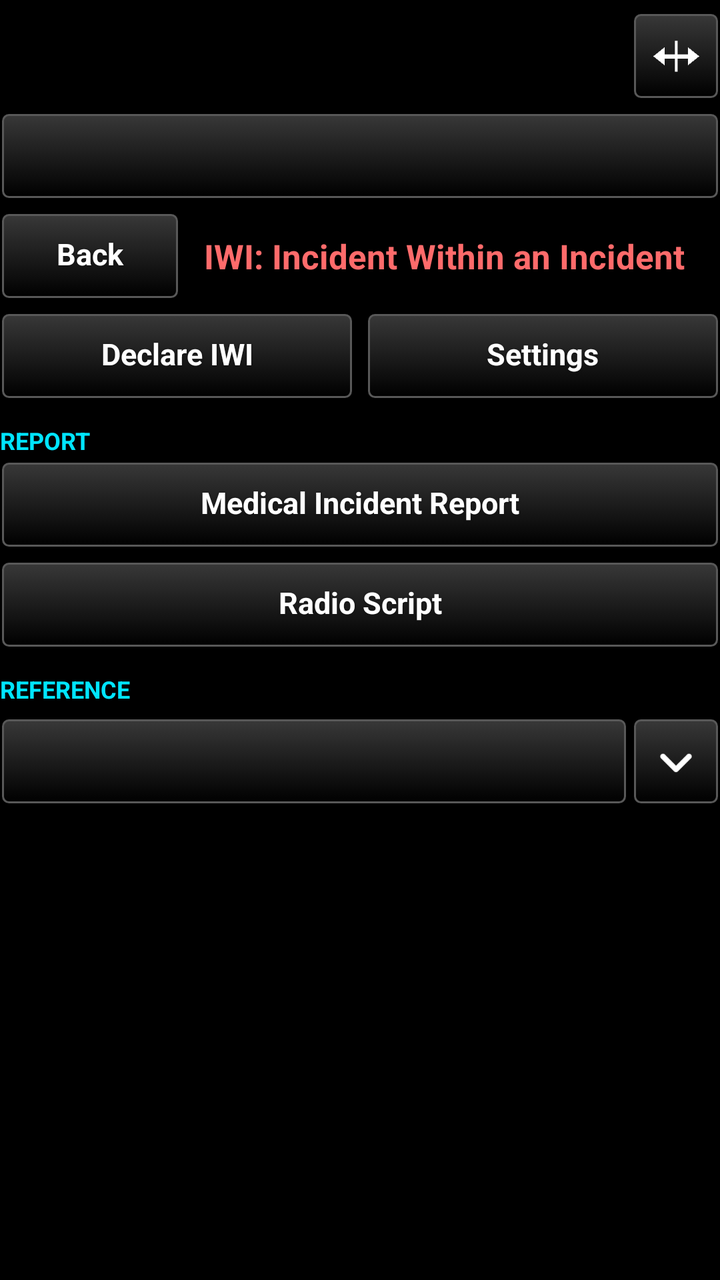
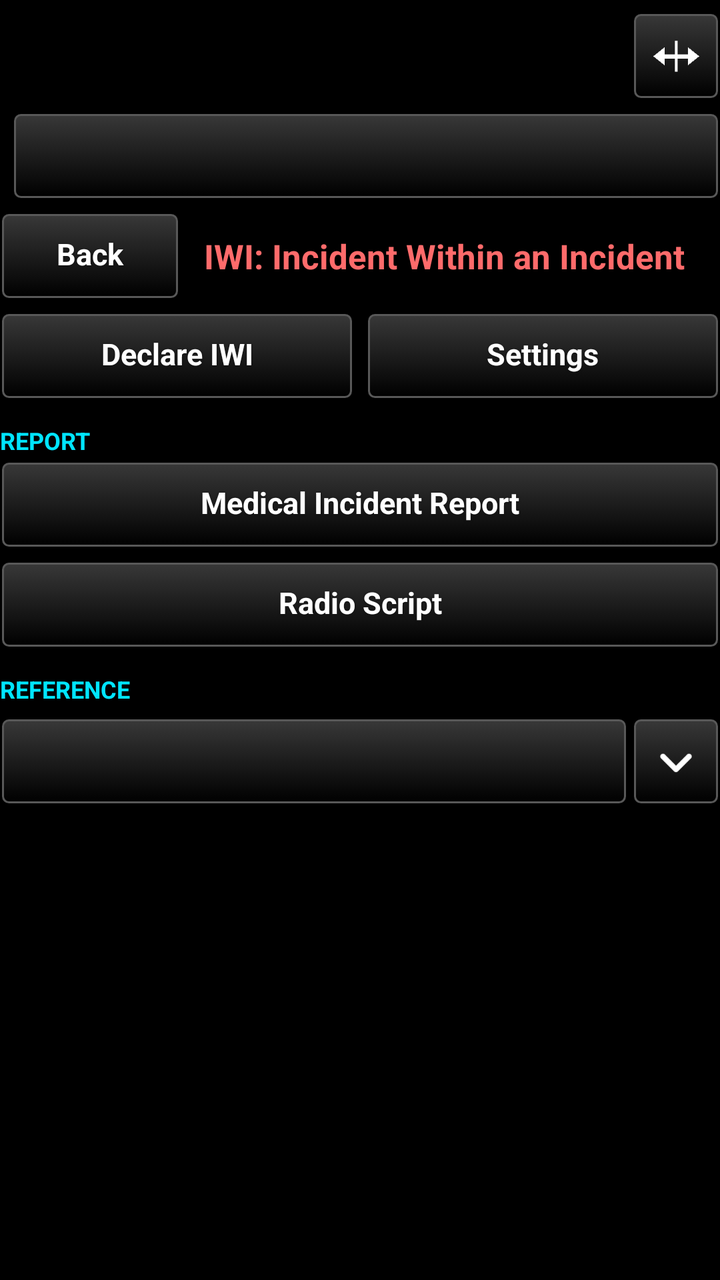

Compare the two renders of this Android layout. The source of the first and the diff that turns it into the second are given below.
<!-- AndroidManifest.xml: application theme AppTheme -->
<!-- res/layout/iwi_layout.xml -->
<?xml version="1.0" encoding="utf-8"?>
<LinearLayout xmlns:android="http://schemas.android.com/apk/res/android"
    android:layout_width="match_parent"
    android:layout_height="match_parent"
    android:orientation="vertical"
    android:visibility="visible">

    
    <TextView
        android:id="@+id/iwi_status"
        android:layout_width="match_parent"
        android:layout_height="wrap_content"
        android:paddingTop="8dp"
        android:paddingBottom="4dp"
        android:textSize="13sp"
        android:textColor="@color/amber"
        android:visibility="gone" />

    
    <LinearLayout
        android:id="@+id/iwi_tally"
        android:layout_width="match_parent"
        android:layout_height="44dp"
        android:layout_marginTop="6dp"
        android:orientation="horizontal">

        <TextView
            android:id="@+id/iwi_tally_red"
            android:layout_width="0dp"
            android:layout_height="match_parent"
            android:layout_weight="1"
            android:gravity="center"
            android:textSize="22sp"
            android:textStyle="bold" />

        <TextView
            android:id="@+id/iwi_tally_yellow"
            android:layout_width="0dp"
            android:layout_height="match_parent"
            android:layout_weight="1"
            android:layout_marginLeft="6dp"
            android:gravity="center"
            android:textSize="22sp"
            android:textStyle="bold" />

        <TextView
            android:id="@+id/iwi_tally_green"
            android:layout_width="0dp"
            android:layout_height="match_parent"
            android:layout_weight="1"
            android:layout_marginLeft="6dp"
            android:gravity="center"
            android:textSize="22sp"
            android:textStyle="bold" />

        <TextView
            android:id="@+id/iwi_tally_black"
            android:layout_width="0dp"
            android:layout_height="match_parent"
            android:layout_weight="1"
            android:layout_marginLeft="6dp"
            android:gravity="center"
            android:textSize="22sp"
            android:textStyle="bold" />

        
        <TextView
            android:id="@+id/iwi_tally_total"
            android:layout_width="0dp"
            android:layout_height="match_parent"
            android:layout_weight="1.6"
            android:layout_marginLeft="10dp"
            android:gravity="center"
            android:textSize="22sp"
            android:textStyle="bold"
            android:textColor="@color/white" />

        
        <ImageButton
            android:id="@+id/iwi_btn_wide"
            style="@style/TakwerxIconButton"
            android:layout_width="44dp"
            android:layout_height="match_parent"
            android:layout_weight="0"
            android:layout_marginLeft="6dp"
            android:layout_marginRight="0dp"
            android:contentDescription="@string/iwi_wide_desc"
            android:src="@drawable/ic_wide" />
    </LinearLayout>

    
    <Button
        android:id="@+id/iwi_steps_bar"
        style="@style/TakwerxButton"
        android:layout_width="match_parent"
        android:layout_height="wrap_content"
        android:layout_marginTop="6dp"
        android:gravity="start|center_vertical" />

    
    <LinearLayout
        android:id="@+id/iwi_main_page"
        android:layout_width="match_parent"
        android:layout_height="0dp"
        android:layout_weight="1"
        android:orientation="vertical">

    <LinearLayout
        android:layout_width="match_parent"
        android:layout_height="wrap_content"
        android:orientation="horizontal"
        android:gravity="center_vertical"
        android:layout_marginTop="6dp">

        <Button
            android:id="@+id/iwi_btn_main_back"
            style="@style/TakwerxButton"
            android:layout_width="wrap_content"
            android:layout_height="wrap_content"
            android:minWidth="90dp"
            android:text="@string/back" />

        <TextView
            android:layout_width="0dp"
            android:layout_weight="1"
            android:layout_height="wrap_content"
            android:layout_marginLeft="12dp"
            android:textSize="17sp"
            android:textStyle="bold"
            android:textColor="@color/tile_iwi"
            android:text="@string/iwi_title" />
    </LinearLayout>

    <ScrollView
        android:id="@+id/iwi_main_scroll"
        android:layout_width="match_parent"
        android:layout_height="0dp"
        android:layout_weight="1"
        android:fadeScrollbars="false"
        android:focusableInTouchMode="true"
        android:descendantFocusability="beforeDescendants">

        <LinearLayout
            android:layout_width="match_parent"
            android:layout_height="wrap_content"
            android:orientation="vertical"
            android:paddingBottom="12dp">

            
            <LinearLayout
                android:id="@+id/iwi_confirm_block"
                android:layout_width="match_parent"
                android:layout_height="wrap_content"
                android:orientation="vertical"
                android:paddingTop="6dp"
                android:paddingBottom="6dp"
                android:visibility="gone">

                <TextView
                    android:id="@+id/iwi_confirm_title"
                    android:layout_width="match_parent"
                    android:layout_height="wrap_content"
                    android:textSize="17sp"
                    android:textStyle="bold"
                    android:textColor="@color/white" />

                <TextView
                    android:id="@+id/iwi_confirm_where"
                    android:layout_width="match_parent"
                    android:layout_height="wrap_content"
                    android:paddingTop="2dp"
                    android:textSize="16sp"
                    android:textColor="@color/state_on" />

                <TextView
                    android:layout_width="match_parent"
                    android:layout_height="wrap_content"
                    android:paddingTop="2dp"
                    android:textSize="13sp"
                    android:textColor="@color/guide_grey"
                    android:text="@string/iwi_confirm_note" />

                
                <FrameLayout
                    android:id="@+id/iwi_confirm_slider"
                    android:layout_width="match_parent"
                    android:layout_height="wrap_content"
                    android:layout_marginTop="8dp" />

                <Button
                    android:id="@+id/iwi_btn_confirm_cancel"
                    style="@style/TakwerxButton"
                    android:layout_width="match_parent"
                    android:layout_height="wrap_content"
                    android:layout_marginTop="8dp"
                    android:text="@string/iwi_cancel" />
            </LinearLayout>

            
            <LinearLayout
                android:id="@+id/iwi_clear_block"
                android:layout_width="match_parent"
                android:layout_height="wrap_content"
                android:orientation="vertical"
                android:paddingTop="6dp"
                android:paddingBottom="6dp"
                android:visibility="gone">

                <TextView
                    android:layout_width="match_parent"
                    android:layout_height="wrap_content"
                    android:textSize="17sp"
                    android:textStyle="bold"
                    android:textColor="@color/white"
                    android:text="@string/iwi_clear_title" />

                <TextView
                    android:layout_width="match_parent"
                    android:layout_height="wrap_content"
                    android:paddingTop="2dp"
                    android:textSize="14sp"
                    android:textColor="@color/guide_grey"
                    android:text="@string/iwi_clear_note" />

                <FrameLayout
                    android:id="@+id/iwi_clear_slider"
                    android:layout_width="match_parent"
                    android:layout_height="wrap_content"
                    android:layout_marginTop="8dp" />

                <Button
                    android:id="@+id/iwi_btn_clear_cancel"
                    style="@style/TakwerxButton"
                    android:layout_width="match_parent"
                    android:layout_height="wrap_content"
                    android:layout_marginTop="8dp"
                    android:text="@string/iwi_cancel" />
            </LinearLayout>

            
            <LinearLayout
                android:id="@+id/iwi_steps_block"
                android:layout_width="match_parent"
                android:layout_height="wrap_content"
                android:orientation="vertical" />

            <LinearLayout
                android:layout_width="match_parent"
                android:layout_height="wrap_content"
                android:orientation="horizontal"
                android:layout_marginTop="6dp">

                <Button
                    android:id="@+id/iwi_btn_declare"
                    style="@style/TakwerxButton"
                    android:layout_width="0dp"
                    android:layout_weight="1"
                    android:layout_height="wrap_content"
                    android:text="@string/iwi_declare" />

                <Button
                    android:id="@+id/iwi_btn_settings"
                    style="@style/TakwerxButton"
                    android:layout_width="0dp"
                    android:layout_weight="1"
                    android:layout_height="wrap_content"
                    android:layout_marginLeft="6dp"
                    android:text="@string/settings" />
            </LinearLayout>

            
            <LinearLayout
                android:id="@+id/iwi_live_block"
                android:layout_width="match_parent"
                android:layout_height="wrap_content"
                android:orientation="vertical"
                android:visibility="gone">

                <TextView
                    style="@style/TakwerxSectionHeading"
                    android:layout_width="match_parent"
                    android:layout_height="wrap_content"
                    android:text="@string/iwi_heading_declared" />

                <TextView
                    android:id="@+id/iwi_live_time"
                    android:layout_width="match_parent"
                    android:layout_height="wrap_content"
                    android:textSize="16sp"
                    android:textStyle="bold"
                    android:textColor="@color/white" />

                <TextView
                    android:id="@+id/iwi_live_patients"
                    android:layout_width="match_parent"
                    android:layout_height="wrap_content"
                    android:paddingTop="2dp"
                    android:textSize="15sp"
                    android:textColor="@color/white" />

                <TextView
                    android:id="@+id/iwi_live_where"
                    android:layout_width="match_parent"
                    android:layout_height="wrap_content"
                    android:paddingTop="2dp"
                    android:textSize="15sp"
                    android:textColor="@color/white" />

                <LinearLayout
                    android:layout_width="match_parent"
                    android:layout_height="wrap_content"
                    android:orientation="horizontal"
                    android:layout_marginTop="6dp">

                    <Button
                        android:id="@+id/iwi_btn_go_iwi"
                        style="@style/TakwerxButton"
                        android:layout_width="0dp"
                        android:layout_weight="1"
                        android:layout_height="wrap_content"
                        android:text="@string/iwi_go_to" />

                    <Button
                        android:id="@+id/iwi_btn_move"
                        style="@style/TakwerxButton"
                        android:layout_width="0dp"
                        android:layout_weight="1"
                        android:layout_height="wrap_content"
                        android:layout_marginLeft="6dp"
                        android:text="@string/iwi_change_location" />
                </LinearLayout>
            </LinearLayout>

            <TextView
                style="@style/TakwerxSectionHeading"
                android:layout_width="match_parent"
                android:layout_height="wrap_content"
                android:text="@string/iwi_heading_report" />

            <Button
                android:id="@+id/iwi_btn_report"
                style="@style/TakwerxButton"
                android:layout_width="match_parent"
                android:layout_height="wrap_content"
                android:text="@string/iwi_mir" />

            <Button
                android:id="@+id/iwi_btn_script"
                style="@style/TakwerxButton"
                android:layout_width="match_parent"
                android:layout_height="wrap_content"
                android:layout_marginTop="6dp"
                android:text="@string/iwi_radio_script" />

            <TextView
                style="@style/TakwerxSectionHeading"
                android:layout_width="match_parent"
                android:layout_height="wrap_content"
                android:text="@string/iwi_heading_reference" />

            
            <LinearLayout
                android:layout_width="match_parent"
                android:layout_height="wrap_content"
                android:orientation="horizontal"
                android:gravity="center_vertical"
                android:layout_marginTop="4dp">

                <Button
                    android:id="@+id/iwi_fold_trauma_head"
                    style="@style/TakwerxButton"
                    android:layout_width="0dp"
                    android:layout_weight="1"
                    android:layout_height="wrap_content" />

                <ImageButton
                    android:id="@+id/iwi_fold_trauma_chev"
                    style="@style/TakwerxIconButton"
                    android:layout_width="44dp"
                    android:layout_weight="0"
                    android:layout_marginRight="0dp"
                    android:contentDescription="@string/show_settings"
                    android:src="@drawable/ic_expand" />
            </LinearLayout>

            <LinearLayout
                android:id="@+id/iwi_fold_trauma_body"
                android:layout_width="match_parent"
                android:layout_height="wrap_content"
                android:orientation="vertical"
                android:paddingTop="4dp"
                android:visibility="gone">

                <TextView
                    android:id="@+id/iwi_trauma_line1"
                    android:layout_width="match_parent"
                    android:layout_height="wrap_content"
                    android:minHeight="44dp"
                    android:gravity="center_vertical"
                    android:paddingTop="4dp"
                    android:paddingBottom="4dp"
                    android:textSize="15sp"
                    android:textColor="@color/white"
                    android:clickable="true"
                    android:focusable="true" />

                <TextView
                    android:id="@+id/iwi_trauma_line2"
                    android:layout_width="match_parent"
                    android:layout_height="wrap_content"
                    android:minHeight="44dp"
                    android:gravity="center_vertical"
                    android:paddingTop="4dp"
                    android:paddingBottom="4dp"
                    android:textSize="15sp"
                    android:textColor="@color/white"
                    android:clickable="true"
                    android:focusable="true"
                    android:visibility="gone" />

                <TextView
                    android:id="@+id/iwi_trauma_note"
                    android:layout_width="match_parent"
                    android:layout_height="wrap_content"
                    android:paddingTop="2dp"
                    android:paddingBottom="8dp"
                    android:textSize="12sp"
                    android:textColor="@color/guide_grey" />
            </LinearLayout>
        </LinearLayout>
    </ScrollView>
    </LinearLayout>

    
    <LinearLayout
        android:id="@+id/iwi_details_page"
        android:layout_width="match_parent"
        android:layout_height="0dp"
        android:layout_weight="1"
        android:orientation="vertical"
        android:visibility="gone">

        <LinearLayout
            android:layout_width="match_parent"
            android:layout_height="wrap_content"
            android:orientation="horizontal"
            android:gravity="center_vertical"
            android:baselineAligned="false"
            android:layout_marginTop="6dp">

            <Button
                android:id="@+id/iwi_btn_details_back"
                style="@style/TakwerxButton"
                android:layout_width="wrap_content"
                android:layout_height="wrap_content"
                android:text="@string/back" />

            <TextView
                android:id="@+id/iwi_details_title"
                android:layout_width="0dp"
                android:layout_weight="1"
                android:layout_height="wrap_content"
                android:layout_marginLeft="8dp"
                android:textSize="18sp"
                android:textStyle="bold"
                android:textColor="@color/white" />

            <Button
                android:id="@+id/iwi_btn_go_to"
                style="@style/TakwerxButton"
                android:layout_width="wrap_content"
                android:layout_height="wrap_content"
                android:text="@string/iwi_go_to" />
        </LinearLayout>

        <TextView
            android:id="@+id/iwi_details_subtitle"
            android:layout_width="match_parent"
            android:layout_height="wrap_content"
            android:textSize="13sp"
            android:textColor="@color/guide_grey"
            android:paddingBottom="6dp" />

        <ScrollView
            android:layout_width="match_parent"
            android:layout_height="0dp"
            android:layout_weight="1"
            android:fadeScrollbars="false">

            <TextView
                android:id="@+id/iwi_details_body"
                android:layout_width="match_parent"
                android:layout_height="wrap_content"
                android:textSize="14sp"
                android:textColor="@color/white"
                android:lineSpacingExtra="4dp"
                android:textIsSelectable="true" />
        </ScrollView>
    </LinearLayout>

    
    <LinearLayout
        android:id="@+id/iwi_report_page"
        android:layout_width="match_parent"
        android:layout_height="0dp"
        android:layout_weight="1"
        android:orientation="vertical"
        android:visibility="gone">

        <LinearLayout
            android:layout_width="match_parent"
            android:layout_height="wrap_content"
            android:orientation="horizontal"
            android:gravity="center_vertical"
            android:layout_marginTop="6dp">

            <Button
                android:id="@+id/iwi_btn_report_back"
                style="@style/TakwerxButton"
                android:layout_width="wrap_content"
                android:layout_height="wrap_content"
                android:minWidth="90dp"
                android:text="@string/back" />

            <TextView
                android:layout_width="0dp"
                android:layout_weight="1"
                android:layout_height="wrap_content"
                android:layout_marginLeft="12dp"
                android:textSize="17sp"
                android:textStyle="bold"
                android:textColor="@color/white"
                android:text="@string/iwi_mir" />

            <Button
                android:id="@+id/iwi_btn_report_script"
                style="@style/TakwerxButton"
                android:layout_width="wrap_content"
                android:layout_height="wrap_content"
                android:text="@string/iwi_radio_script" />
        </LinearLayout>

        <ScrollView
            android:layout_width="match_parent"
            android:layout_height="0dp"
            android:layout_weight="1"
            android:fadeScrollbars="false">

            <LinearLayout
                android:id="@+id/iwi_report_container"
                android:layout_width="match_parent"
                android:layout_height="wrap_content"
                android:orientation="vertical"
                android:paddingBottom="24dp" />
        </ScrollView>
    </LinearLayout>

    
    <LinearLayout
        android:id="@+id/iwi_script_page"
        android:layout_width="match_parent"
        android:layout_height="0dp"
        android:layout_weight="1"
        android:orientation="vertical"
        android:visibility="gone">

        <LinearLayout
            android:layout_width="match_parent"
            android:layout_height="wrap_content"
            android:orientation="horizontal"
            android:gravity="center_vertical"
            android:layout_marginTop="6dp">

            <Button
                android:id="@+id/iwi_btn_script_back"
                style="@style/TakwerxButton"
                android:layout_width="wrap_content"
                android:layout_height="wrap_content"
                android:minWidth="90dp"
                android:text="@string/back" />

            <TextView
                android:layout_width="0dp"
                android:layout_weight="1"
                android:layout_height="wrap_content"
                android:layout_marginLeft="12dp"
                android:textSize="17sp"
                android:textStyle="bold"
                android:textColor="@color/white"
                android:text="@string/iwi_radio_script" />
        </LinearLayout>

        <ScrollView
            android:layout_width="match_parent"
            android:layout_height="0dp"
            android:layout_weight="1"
            android:fadeScrollbars="false">

            <LinearLayout
                android:id="@+id/iwi_script_container"
                android:layout_width="match_parent"
                android:layout_height="wrap_content"
                android:orientation="vertical"
                android:paddingBottom="24dp" />
        </ScrollView>
    </LinearLayout>

</LinearLayout>
<!-- resources referenced by this layout -->
<resources>
  <color name="amber">#FFC107</color>
  <color name="guide_grey">#BBBBBB</color>
  <color name="state_on">#3ddc61</color>
  <color name="tile_iwi">#FF6B6B</color>
  <color name="white">#ffffff</color>
  <string name="back">Back</string>
  <string name="iwi_cancel">Cancel</string>
  <string name="iwi_change_location">Change Location</string>
  <string name="iwi_clear_note">This removes the IWI marker from your map and erases the patient details in the report on this device.\n\nWho you call and the frequencies (items 1 and 6) are kept for the next one.\n\nIt does not remove the marker from anyone you sent it to.</string>
  <string name="iwi_clear_title">Clear this IWI?</string>
  <string name="iwi_confirm_note">Press and drag the marker to put it exactly where the patient is.</string>
  <string name="iwi_declare">Declare IWI</string>
  <string name="iwi_go_to">Go To</string>
  <string name="iwi_heading_declared">IWI declared</string>
  <string name="iwi_heading_reference">Reference</string>
  <string name="iwi_heading_report">Report</string>
  <string name="iwi_mir">Medical Incident Report</string>
  <string name="iwi_radio_script">Radio Script</string>
  <string name="iwi_title">IWI: Incident Within an Incident</string>
  <string name="iwi_wide_desc">Wide or narrow</string>
  <string name="settings">Settings</string>
  <string name="show_settings">Open or close</string>
  <style name="TakwerxIconButton">
          <item name="android:layout_width">0dp</item>
          <item name="android:layout_weight">1</item>
          <item name="android:layout_height">44dp</item>
          <item name="android:layout_marginLeft">2dp</item>
          <item name="android:layout_marginRight">2dp</item>
          <item name="android:background">@drawable/btn_gray</item>
          <item name="android:scaleType">centerInside</item>
          <item name="android:padding">9dp</item>
      </style>
  <style name="TakwerxSectionHeading">
          <item name="android:textSize">12sp</item>
          <item name="android:textAllCaps">true</item>
          <item name="android:textStyle">bold</item>
          <item name="android:textColor">#00E5FF</item>
          <item name="android:paddingTop">12dp</item>
          <item name="android:paddingBottom">2dp</item>
      </style>
  <style name="AppTheme" parent="@android:style/Theme.Holo">
          <item name="android:buttonStyle">@android:style/Widget.Button</item>
          <item name="android:imageButtonStyle">@android:style/Widget.Button</item>
          <item name="android:buttonStyleToggle">@android:style/Widget.Button</item>
          <item name="android:spinnerStyle">@style/ATAKSpinner</item>
          <item name="android:spinnerItemStyle">@style/ATAKSpinnerItem</item>
          <item name="android:editTextStyle">@style/ATAKEditText</item>
      </style>
  <style name="ATAKSpinner" parent="@android:style/Widget.Spinner">
          <item name="android:spinnerMode">dialog</item>
      </style>
  <style name="ATAKSpinnerItem">
          <item name="android:textColor">@android:color/white</item>
          <item name="android:dropDownVerticalOffset">0dip</item>
          <item name="android:dropDownHorizontalOffset">0dip</item>
          <item name="android:dropDownWidth">wrap_content</item>
          <item name="android:gravity">left|center_vertical</item>
      </style>
  <style name="ATAKEditText" parent="@android:style/Widget.EditText">
          
          
  
          
          <item name="android:imeOptions">flagNoFullscreen</item>
      </style>
  <color name="darker_gray">#121212</color>
  <dimen name="fontSize">14sp</dimen>
  <!-- unchanged entries left out for length: 8 -->
</resources>

<!-- the commit's change to res/layout/iwi_layout.xml (unified diff, before → after) -->
@@ -89,13 +89,29 @@
     </LinearLayout>
 
     
-    <Button
-        android:id="@+id/iwi_steps_bar"
-        style="@style/TakwerxButton"
+    <LinearLayout
         android:layout_width="match_parent"
         android:layout_height="wrap_content"
         android:layout_marginTop="6dp"
-        android:gravity="start|center_vertical" />
+        android:orientation="horizontal"
+        android:gravity="center_vertical">
+
+        
+        <LinearLayout
+            android:id="@+id/iwi_steps_boxes"
+            android:layout_width="wrap_content"
+            android:layout_height="44dp"
+            android:orientation="horizontal" />
+
+        <Button
+            android:id="@+id/iwi_steps_bar"
+            style="@style/TakwerxButton"
+            android:layout_width="0dp"
+            android:layout_weight="1"
+            android:layout_height="wrap_content"
+            android:layout_marginLeft="6dp"
+            android:gravity="start|center_vertical" />
+    </LinearLayout>
 
     
     <LinearLayout
